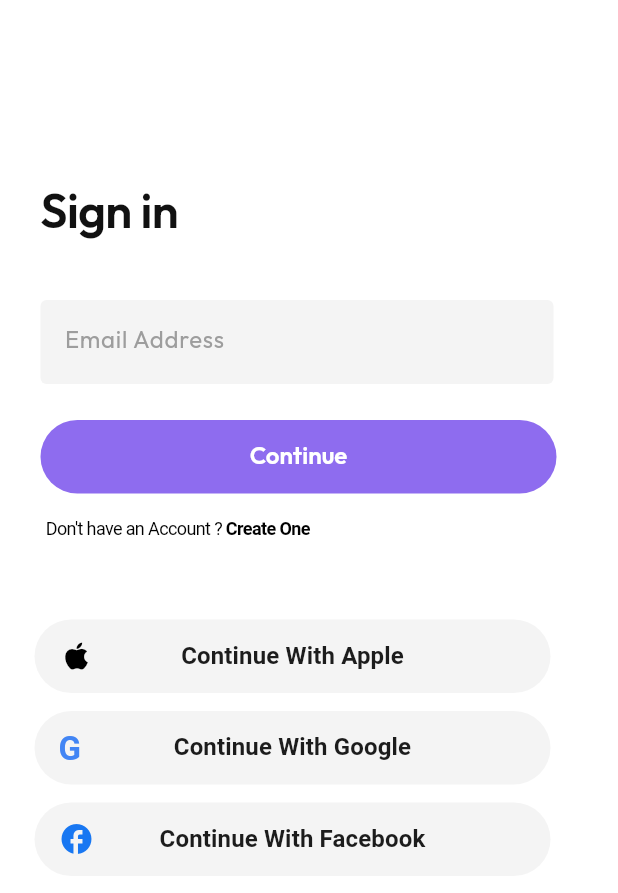
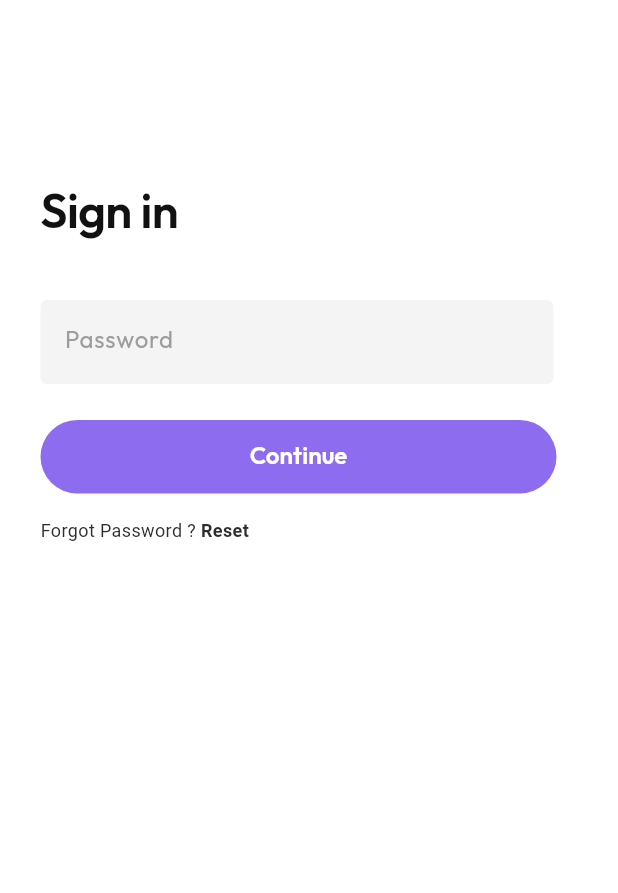
Before and after one commit to kurachix/componentesflutter, a Flutter app: the screen it shows after launch, after a tap on "Continue", on a phone screen of 412 x 824 dp. Shown: the top 893 px of the screen. Run offline on Flutter 3.47's test engine with Material 3 defaults, Android fonts, the phone set to English and light mode, and no system bars; our stand-ins replace device_preview, google_fonts; Roboto replaces fonts that are missing (Circular Std).

Commit message:
Refactor navigation in HomeScreen and add PasswordLoginScreen with layout adjustments

```diff
--- a/lib/main.dart
+++ b/lib/main.dart
@@ -1,12 +1,12 @@
+import 'package:device_preview/device_preview.dart';
+import 'package:flutter/foundation.dart';
 import 'package:flutter/material.dart';
-import 'package:flutter/foundation.dart';
-import 'package:device_preview/device_preview.dart';
 
+import 'widgets/botao_login.dart';
+import 'widgets/botao_padrao.dart';
+import 'widgets/campo_formulario.dart';
+import 'widgets/texto_com_span.dart';
 import 'widgets/texto_superior.dart';
-import 'widgets/campo_formulario.dart';
-import 'widgets/botao_padrao.dart';
-import 'widgets/texto_com_span.dart';
-import 'widgets/botao_login.dart';
 
 void main() {
   runApp(
@@ -28,13 +28,21 @@ class MyApp extends StatelessWidget {
       title: 'Meu App',
       theme: ThemeData.light(),
       darkTheme: ThemeData.dark(),
-      home: const HomeScreen(),
+      initialRoute: '/',
+      routes: {
+        '/': (_) => const HomeScreen(),
+        '/password': (_) => const PasswordLoginScreen(),
+      },
     );
   }
 }
 
 class HomeScreen extends StatelessWidget {
   const HomeScreen({super.key});
+
+  void _openSecondPage(BuildContext context) {
+    Navigator.of(context).pushNamed('/password');
+  }
 
   @override
   Widget build(BuildContext context) {
@@ -53,7 +61,7 @@ class HomeScreen extends StatelessWidget {
             left: 27,
             child: BotaoPadrao(
               text: 'Continue',
-              onPressed: () {},
+              onPressed: () => _openSecondPage(context),
             ),
           ),
           Positioned(
@@ -80,7 +88,7 @@ class HomeScreen extends StatelessWidget {
                       size: 24,
                       color: Colors.black,
                     ),
-                    onPressed: () {},
+                    onPressed: () => _openSecondPage(context),
                   ),
                   BotaoLogin(
                     texto: 'Continue With Google',
@@ -93,7 +101,7 @@ class HomeScreen extends StatelessWidget {
                         height: 1.0,
                       ),
                     ),
-                    onPressed: () {},
+                    onPressed: () => _openSecondPage(context),
                   ),
                   BotaoLogin(
                     texto: 'Continue With Facebook',
@@ -102,7 +110,7 @@ class HomeScreen extends StatelessWidget {
                       size: 24,
                       color: Color(0xFF1877F2),
                     ),
-                    onPressed: () {},
+                    onPressed: () => _openSecondPage(context),
                   ),
                 ],
               ),
@@ -113,3 +121,56 @@ class HomeScreen extends StatelessWidget {
     );
   }
 }
+
+class PasswordLoginScreen extends StatelessWidget {
+  const PasswordLoginScreen({super.key});
+
+  @override
+  Widget build(BuildContext context) {
+    return Scaffold(
+      backgroundColor: Colors.white,
+      body: Stack(
+        children: [
+          FixedTitleText(text: 'Sign in'),
+          Positioned(
+            top: 200,
+            left: 27,
+            child: CampoFormulario(
+              hintText: 'Password',
+            ),
+          ),
+          Positioned(
+            top: 280,
+            left: 27,
+            child: BotaoPadrao(
+              text: 'Continue',
+              onPressed: () {},
+            ),
+          ),
+          Positioned(
+            top: 345,
+            left: 27,
+            child: Text.rich(
+              TextSpan(
+                style: TextStyle(
+                  color: Color(0xFF2D2D2D),
+                  fontSize: 12,
+                  fontWeight: FontWeight.w400,
+                ),
+                children: [
+                  TextSpan(text: 'Forgot Password ? '),
+                  TextSpan(
+                    text: 'Reset',
+                    style: TextStyle(
+                      fontWeight: FontWeight.w700,
+                    ),
+                  ),
+                ],
+              ),
+            ),
+          ),
+        ],
+      ),
+    );
+  }
+}
```
